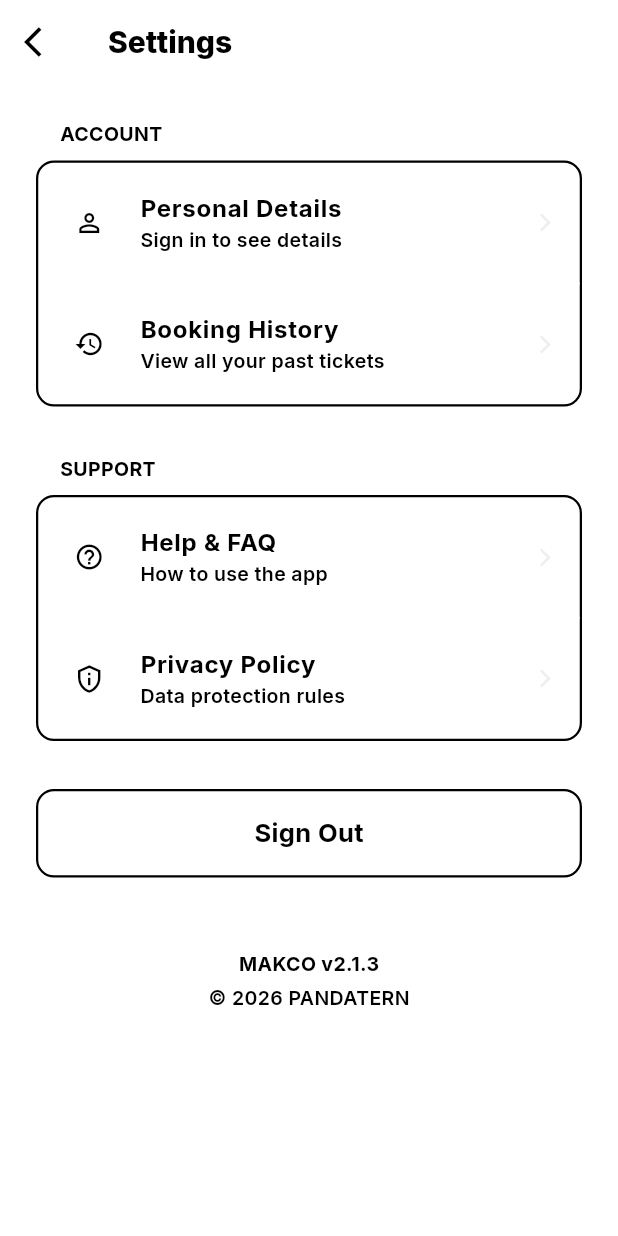
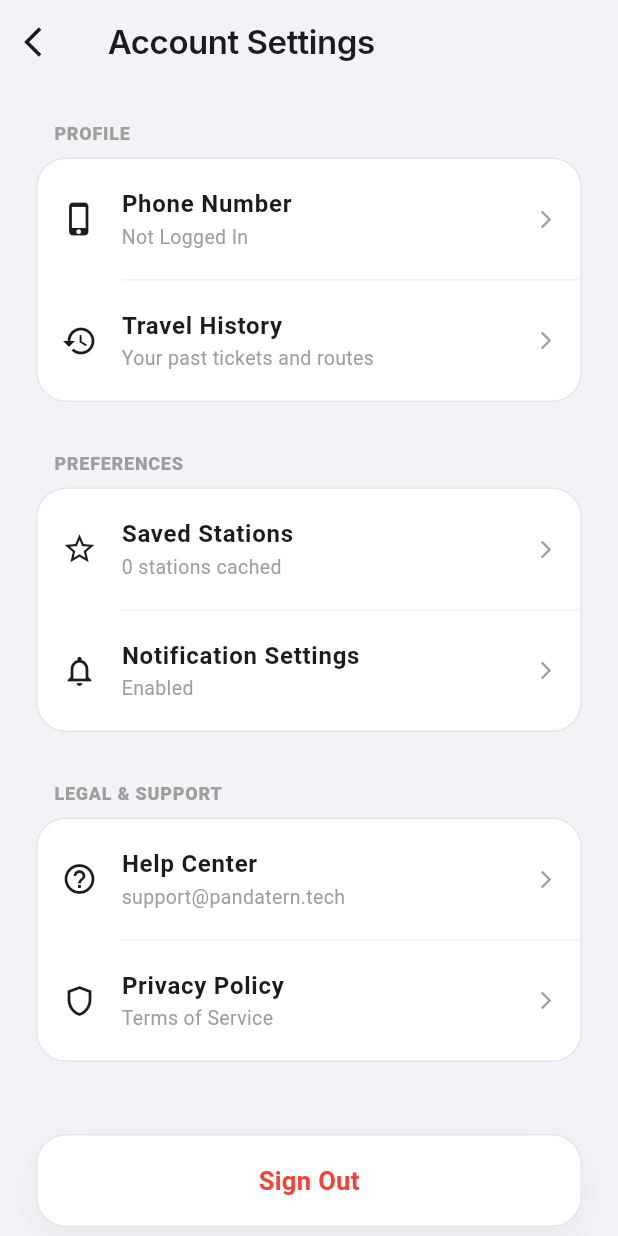
Before and after one commit to pandatern/makco, a Flutter app: the HomeScreen screen opened directly, after a tap on the "settings" icon, on a phone screen of 412 x 824 dp. Run offline on Flutter 3.47's test engine with Material 3 defaults, Android fonts, the phone set to English and light mode, and no system bars; our stand-ins replace google_fonts, qr_flutter, shared_preferences, webview_flutter; accounts and stored records are empty; network calls fail.

Commit message:
feat: Eye Comfort Update (Softer Contrast, Soft Background, Blue Accents, Refined Corners)

```diff
--- a/frontend_flutter/lib/main.dart
+++ b/frontend_flutter/lib/main.dart
@@ -64,7 +64,7 @@ class _MakcoAppState extends State<MakcoApp> {
       debugShowCheckedModeBanner: false,
       theme: ThemeData(
         useMaterial3: true,
-        scaffoldBackgroundColor: Colors.white,
+        scaffoldBackgroundColor: const Color(0xFFF2F2F7),
       ),
       home: _showSplash
         ? SplashScreen(onFinished: () => setState(() => _showSplash = false))
--- a/frontend_flutter/lib/providers/booking_provider.dart
+++ b/frontend_flutter/lib/providers/booking_provider.dart
@@ -107,14 +107,19 @@ class BookingProvider extends ChangeNotifier {
     try {
       currentBooking = await _api.confirmBooking(quote.quoteId, quantity: quantity);
 
-      // If status is not CONFIRMED, poll for 5 seconds
-      if (currentBooking != null && currentBooking!.status != "CONFIRMED") {
-        for (int i = 0; i < 5; i++) {
-          await Future.delayed(const Duration(seconds: 1));
-          final latest = await _api.getBookingStatus(currentBooking!.bookingId);
-          currentBooking = latest;
-          if (latest.status == "CONFIRMED") break;
-        }
+      // Poll until status is CONFIRMED (admin) OR payment object is ready (user)
+      // 8 attempts, 1s delay = 8 second window
+      for (int i = 0; i < 8; i++) {
+        final hasPayment = currentBooking?.payment != null &&
+                           currentBooking?.payment?['paymentOrder'] != null;
+        final isConfirmed = currentBooking?.status == "CONFIRMED";
+
+        if (isConfirmed || hasPayment) break;
+
+        await Future.delayed(const Duration(seconds: 1));
+        final latest = await _api.getBookingStatus(currentBooking!.bookingId);
+        currentBooking = latest;
+        notifyListeners();
       }
       error = null;
     } catch (e) {
--- a/frontend_flutter/lib/screens/settings_screen.dart
+++ b/frontend_flutter/lib/screens/settings_screen.dart
@@ -1,15 +1,25 @@
+import 'dart:convert';
 import 'package:flutter/material.dart';
+import 'package:shared_preferences/shared_preferences.dart';
 import 'package:provider/provider.dart';
 import '../providers/auth_provider.dart';
+import '../providers/booking_provider.dart';
 import '../theme/brutalist_style.dart';
+import '../models/models.dart';
 import 'history_screen.dart';
 
-class SettingsScreen extends StatelessWidget {
+class SettingsScreen extends StatefulWidget {
   const SettingsScreen({Key? key}) : super(key: key);
 
   @override
+  State<SettingsScreen> createState() => _SettingsScreenState();
+}
+
+class _SettingsScreenState extends State<SettingsScreen> {
+  @override
   Widget build(BuildContext context) {
-    final auth = Provider.of<AuthProvider>(context, listen: false);
+    final auth = Provider.of<AuthProvider>(context);
+    final booking = Provider.of<BookingProvider>(context);
 
     return Scaffold(
       backgroundColor: AppleColors.bg,
@@ -20,7 +30,7 @@ class SettingsScreen extends StatelessWidget {
           icon: const Icon(Icons.arrow_back_ios, color: AppleColors.black),
           onPressed: () => Navigator.pop(context),
         ),
-        title: Text("Settings", style: AppleStyle.title()),
+        title: Text("Account Settings", style: AppleStyle.title()),
       ),
       body: SingleChildScrollView(
         padding: const EdgeInsets.all(24),
@@ -28,45 +38,63 @@ class SettingsScreen extends StatelessWidget {
           crossAxisAlignment: CrossAxisAlignment.start,
           children: [
             _SettingsSection(
-              title: "ACCOUNT",
+              title: "PROFILE",
               items: [
                 _SettingsItem(
-                  icon: Icons.person_outline,
-                  title: "Personal Details",
-                  subtitle: auth.phone ?? "Sign in to see details",
-                  onTap: () {
-                    ScaffoldMessenger.of(context).showSnackBar(
-                      SnackBar(content: Text("Phone: ${auth.phone}", style: AppleStyle.body(color: Colors.white)), backgroundColor: AppleColors.black)
-                    );
-                  },
+                  icon: Icons.phone_iphone,
+                  title: "Phone Number",
+                  subtitle: auth.phone ?? "Not Logged In",
+                  onTap: () {},
                 ),
                 _SettingsItem(
                   icon: Icons.history,
-                  title: "Booking History",
-                  subtitle: "View all your past tickets",
+                  title: "Travel History",
+                  subtitle: "Your past tickets and routes",
                   onTap: () => Navigator.push(context, MaterialPageRoute(builder: (_) => const HistoryScreen())),
                 ),
               ],
             ),
             const SizedBox(height: 32),
             _SettingsSection(
-              title: "SUPPORT",
+              title: "PREFERENCES",
               items: [
                 _SettingsItem(
-                  icon: Icons.help_outline,
-                  title: "Help & FAQ",
-                  subtitle: "How to use the app",
-                  onTap: () {},
+                  icon: Icons.star_outline,
+                  title: "Saved Stations",
+                  subtitle: "${booking.recentStations.length} stations cached",
+                  onTap: () {
+                     ScaffoldMessenger.of(context).showSnackBar(
+                      const SnackBar(content: Text("Frequent stations are automatically prioritized."))
+                    );
+                  },
                 ),
                 _SettingsItem(
-                  icon: Icons.privacy_tip_outlined,
-                  title: "Privacy Policy",
-                  subtitle: "Data protection rules",
+                  icon: Icons.notifications_none,
+                  title: "Notification Settings",
+                  subtitle: "Enabled",
                   onTap: () {},
                 ),
               ],
             ),
             const SizedBox(height: 32),
+            _SettingsSection(
+              title: "LEGAL & SUPPORT",
+              items: [
+                _SettingsItem(
+                  icon: Icons.help_outline,
+                  title: "Help Center",
+                  subtitle: "support@pandatern.tech",
+                  onTap: () {},
+                ),
+                _SettingsItem(
+                  icon: Icons.shield_outlined,
+                  title: "Privacy Policy",
+                  subtitle: "Terms of Service",
+                  onTap: () {},
+                ),
+              ],
+            ),
+            const SizedBox(height: 48),
             GestureDetector(
               onTap: () {
                 auth.logout();
@@ -74,22 +102,17 @@ class SettingsScreen extends StatelessWidget {
               },
               child: Container(
                 width: double.infinity,
-                padding: const EdgeInsets.symmetric(vertical: 16),
+                padding: const EdgeInsets.symmetric(vertical: 18),
                 decoration: AppleStyle.cardDecoration(color: Colors.white),
                 alignment: Alignment.center,
-                child: Text("Sign Out", style: AppleStyle.body(bold: true, color: AppleColors.error)),
+                child: const Text("Sign Out", style: TextStyle(color: Colors.red, fontWeight: FontWeight.bold, fontSize: 17)),
               ),
             ),
-            const SizedBox(height: 48),
-            Center(
-              child: Column(
-                children: [
-                  Text("MAKCO v2.1.3", style: AppleStyle.footnote().copyWith(fontWeight: FontWeight.bold)),
-                  const SizedBox(height: 4),
-                  Text("© 2026 PANDATERN", style: AppleStyle.footnote()),
-                ],
-              ),
+            const SizedBox(height: 32),
+            const Center(
+              child: Text("MAKCO v2.1.6 (Production)", style: TextStyle(color: Colors.grey, fontSize: 12)),
             ),
+            const SizedBox(height: 40),
           ],
         ),
       ),
@@ -109,11 +132,11 @@ class _SettingsSection extends StatelessWidget {
       crossAxisAlignment: CrossAxisAlignment.start,
       children: [
         Padding(
-          padding: const EdgeInsets.only(left: 16, bottom: 8),
-          child: Text(title, style: AppleStyle.footnote().copyWith(fontWeight: FontWeight.bold)),
+          padding: const EdgeInsets.only(left: 12, bottom: 8),
+          child: Text(title, style: const TextStyle(fontSize: 12, fontWeight: FontWeight.w800, color: Colors.grey, letterSpacing: 0.5)),
         ),
         Container(
-          decoration: AppleStyle.cardDecoration(),
+          decoration: AppleStyle.cardDecoration(hasShadow: false),
           child: Column(
             children: List.generate(items.length, (index) {
               return Column(
@@ -122,7 +145,7 @@ class _SettingsSection extends StatelessWidget {
                   if (index < items.length - 1)
                     const Padding(
                       padding: EdgeInsets.only(left: 56),
-                      child: Divider(height: 1, color: AppleColors.bg),
+                      child: Divider(height: 1, color: Color(0xFFF2F2F7)),
                     ),
                 ],
               );
@@ -151,17 +174,10 @@ class _SettingsItem extends StatelessWidget {
   Widget build(BuildContext context) {
     return ListTile(
       onTap: onTap,
-      leading: Container(
-        padding: const EdgeInsets.all(8),
-        decoration: BoxDecoration(
-          color: AppleColors.bg,
-          borderRadius: BorderRadius.circular(10),
-        ),
-        child: Icon(icon, color: AppleColors.black, size: 20),
-      ),
-      title: Text(title, style: AppleStyle.body(bold: true).copyWith(fontSize: 16)),
-      subtitle: Text(subtitle, style: AppleStyle.footnote()),
-      trailing: const Icon(Icons.arrow_forward_ios, size: 14, color: AppleColors.lightGray),
+      leading: Icon(icon, color: AppleColors.black, size: 24),
+      title: Text(title, style: const TextStyle(fontWeight: FontWeight.w700, fontSize: 16)),
+      subtitle: Text(subtitle, style: const TextStyle(color: Colors.grey, fontSize: 13)),
+      trailing: const Icon(Icons.arrow_forward_ios, size: 14, color: Colors.grey),
       contentPadding: const EdgeInsets.symmetric(horizontal: 16, vertical: 4),
     );
   }
--- a/frontend_flutter/lib/theme/brutalist_style.dart
+++ b/frontend_flutter/lib/theme/brutalist_style.dart
@@ -3,34 +3,34 @@ import 'package:google_fonts/google_fonts.dart';
 
 class AppleColors {
   static const Color white = Color(0xFFFFFFFF);
-  static const Color black = Color(0xFF000000);
-  static const Color bg = Color(0xFFFFFFFF); // Pure White Background
+  static const Color black = Color(0xFF1C1C1E); // Softer Charcoal instead of Pure Black
+  static const Color bg = Color(0xFFF2F2F7); // iOS Soft System Gray Background
   static const Color surface = Color(0xFFFFFFFF);
-  static const Color blue = Color(0xFF000000); // Standard actions are now Pure Black
-  static const Color gray = Color(0xFF000000); // High contrast
-  static const Color lightGray = Color(0xFFEEEEEE);
-  static const Color error = Color(0xFF000000); // Pure B&W
+  static const Color blue = Color(0xFF007AFF); // Classic Apple Blue for comfort
+  static const Color gray = Color(0xFF8E8E93); // Medium Gray
+  static const Color lightGray = Color(0xFFE5E5EA);
+  static const Color error = Color(0xFFFF3B30); // iOS Red
 }
 
 class AppleStyle {
-  static const double borderRadius = 12.0; // Slightly tighter corners for B&W look
-  static const double squircleRadius = 16.0;
+  static const double borderRadius = 20.0; // Rounder corners for comfort
+  static const double squircleRadius = 24.0;
 
   static BoxDecoration cardDecoration({
     Color color = AppleColors.surface,
     double radius = borderRadius,
-    bool hasShadow = false, // Pure B&W often looks better with borders than shadows
+    bool hasShadow = true,
   }) {
     return BoxDecoration(
       color: color,
       borderRadius: BorderRadius.circular(radius),
-      border: Border.all(color: AppleColors.black, width: 1.5), // Sharp black border
+      border: Border.all(color: AppleColors.lightGray, width: 1.0), // Thin, soft border
       boxShadow: hasShadow
           ? [
-              const BoxShadow(
-                color: Colors.black,
-                offset: Offset(4, 4), // Hard offset shadow for depth
-                blurRadius: 0,
+              BoxShadow(
+                color: Colors.black.withOpacity(0.04), // Extremely subtle shadow
+                offset: const Offset(0, 8),
+                blurRadius: 24,
               )
             ]
           : [],
@@ -40,24 +40,25 @@ class AppleStyle {
   static TextStyle largeTitle() {
     return GoogleFonts.inter(
       fontSize: 34,
-      fontWeight: FontWeight.w900, // Extra bold for B&W
+      fontWeight: FontWeight.w700, // Bold but not overwhelming
       color: AppleColors.black,
-      letterSpacing: -1.0,
+      letterSpacing: -0.5,
     );
   }
 
   static TextStyle title() {
     return GoogleFonts.inter(
-      fontSize: 20,
-      fontWeight: FontWeight.w800,
+      fontSize: 22,
+      fontWeight: FontWeight.w600,
       color: AppleColors.black,
+      letterSpacing: -0.3,
     );
   }
 
   static TextStyle body({bool bold = false, Color color = AppleColors.black}) {
     return GoogleFonts.inter(
       fontSize: 17,
-      fontWeight: bold ? FontWeight.w700 : FontWeight.w500,
+      fontWeight: bold ? FontWeight.w600 : FontWeight.w400,
       color: color,
     );
   }
@@ -65,8 +66,8 @@ class AppleStyle {
   static TextStyle footnote() {
     return GoogleFonts.inter(
       fontSize: 13,
-      fontWeight: FontWeight.w600,
-      color: AppleColors.black,
+      fontWeight: FontWeight.w500,
+      color: AppleColors.gray,
     );
   }
 }
--- a/frontend_flutter/lib/widgets/brutalist_button.dart
+++ b/frontend_flutter/lib/widgets/brutalist_button.dart
@@ -54,20 +54,19 @@ class _AppleButtonState extends State<AppleButton> with SingleTickerProviderStat
           width: double.infinity,
           height: 56,
           decoration: BoxDecoration(
-            color: isEnabled ? (widget.color ?? Colors.white) : Colors.grey[100],
-            borderRadius: BorderRadius.circular(12),
-            border: isEnabled ? Border.all(color: Colors.black, width: 2) : null,
+            color: isEnabled ? (widget.color ?? AppleColors.blue) : AppleColors.lightGray,
+            borderRadius: BorderRadius.circular(16),
           ),
           alignment: Alignment.center,
           child: widget.isLoading
               ? const SizedBox(
                   width: 24,
                   height: 24,
-                  child: CircularProgressIndicator(color: Colors.black, strokeWidth: 2.5),
+                  child: CircularProgressIndicator(color: Colors.white, strokeWidth: 2.5),
                 )
               : Text(
                   widget.text,
-                  style: AppleStyle.body(bold: true, color: Colors.black).copyWith(fontSize: 18),
+                  style: AppleStyle.body(bold: true, color: Colors.white).copyWith(fontSize: 18),
                 ),
         ),
       ),
```
Also changed, not shown: 2 other files.
